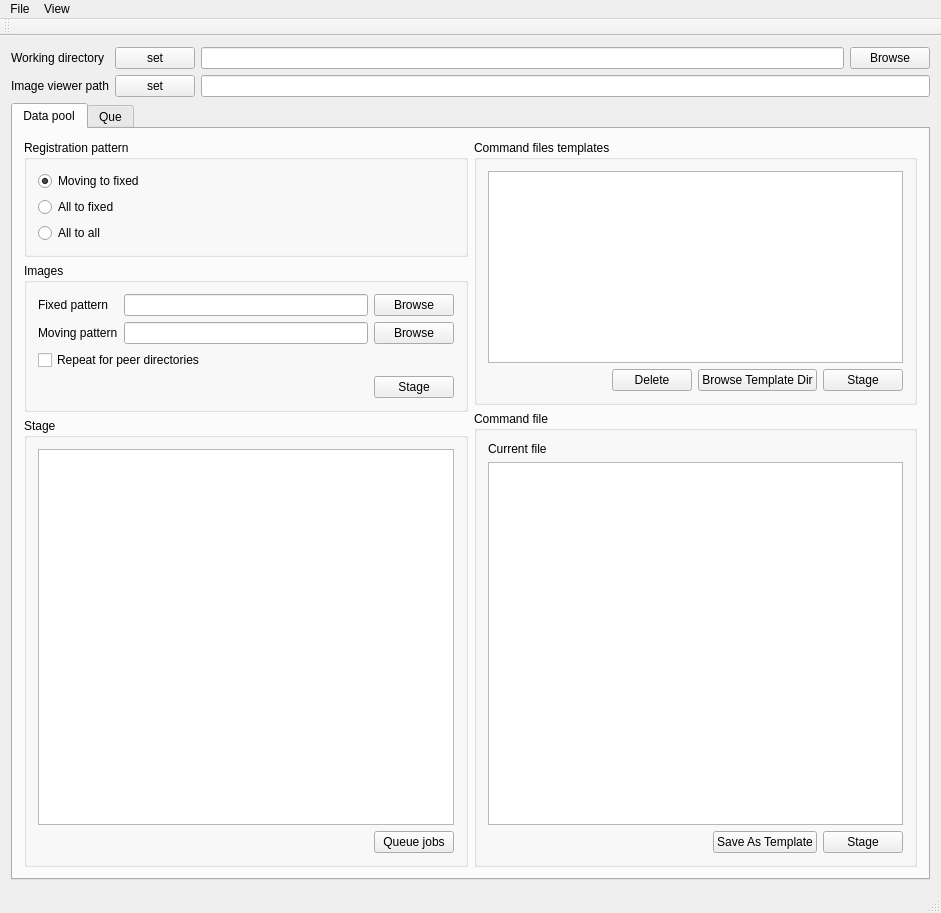
First picture: the form in src/plastimatch/standalone/register_gui.ui, repository simonoxen/plastimatch, before the edit.
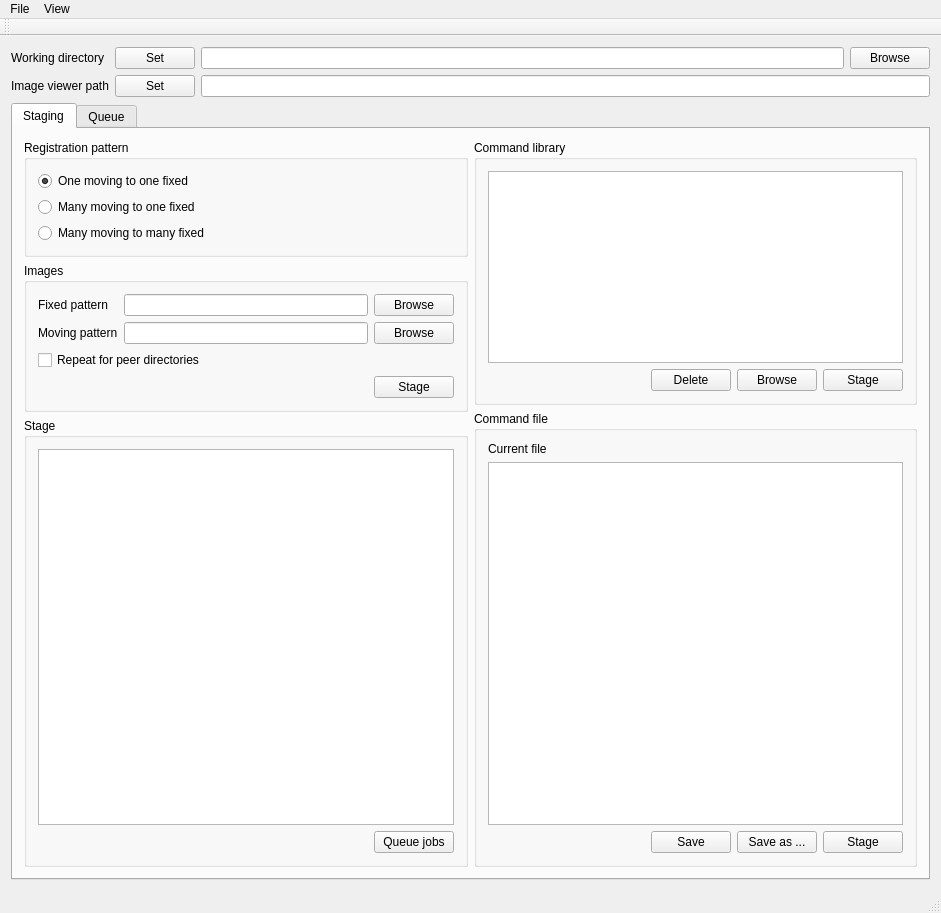
Second picture: the form after the edit.

Commit message: Harmonize some naming of ui components

Diff of the .ui file:
```diff
--- a/src/plastimatch/standalone/register_gui.ui
+++ b/src/plastimatch/standalone/register_gui.ui
@@ -36,7 +36,7 @@
         <item>
          <widget class="QPushButton" name="pushButton_SetViewerPath">
           <property name="text">
-           <string>set</string>
+           <string>Set</string>
           </property>
          </widget>
         </item>
@@ -50,7 +50,7 @@
         <item>
          <widget class="QPushButton" name="pushButton_SetDefaultDir">
           <property name="text">
-           <string>set</string>
+           <string>Set</string>
           </property>
          </widget>
         </item>
@@ -77,7 +77,7 @@
         </property>
         <widget class="QWidget" name="tab">
          <attribute name="title">
-          <string>Data pool</string>
+          <string>Staging</string>
          </attribute>
          <layout class="QHBoxLayout" name="horizontalLayout_2">
           <item>
@@ -93,7 +93,7 @@
                  <item>
                   <widget class="QRadioButton" name="radioButton_m2f">
                    <property name="text">
-                    <string>Moving to fixed</string>
+                    <string>One moving to one fixed</string>
                    </property>
                    <property name="checked">
                     <bool>true</bool>
@@ -106,7 +106,7 @@
                  <item>
                   <widget class="QRadioButton" name="radioButton_a2f">
                    <property name="text">
-                    <string>All to fixed</string>
+                    <string>Many moving to one fixed</string>
                    </property>
                    <attribute name="buttonGroup">
                     <string notr="true">buttonGroup_actionPattern</string>
@@ -116,7 +116,7 @@
                  <item>
                   <widget class="QRadioButton" name="radioButton_a2a">
                    <property name="text">
-                    <string>All to all</string>
+                    <string>Many moving to many fixed</string>
                    </property>
                    <attribute name="buttonGroup">
                     <string notr="true">buttonGroup_actionPattern</string>
@@ -256,7 +256,7 @@
             <item>
              <widget class="QGroupBox" name="groupBox_CommandTemplate">
               <property name="title">
-               <string>Command files templates</string>
+               <string>Command library</string>
               </property>
               <layout class="QVBoxLayout" name="verticalLayout_4">
                <item>
@@ -300,7 +300,7 @@
                  <item>
                   <widget class="QPushButton" name="pushButtonBrowseTemplateDir">
                    <property name="text">
-                    <string>Browse Template Dir</string>
+                    <string>Browse</string>
                    </property>
                   </widget>
                  </item>
@@ -366,12 +366,19 @@
                  <item>
                   <widget class="QPushButton" name="pushButton_SaveCommandAsTemplate">
                    <property name="text">
-                    <string>Save As Template</string>
+                    <string>Save</string>
                    </property>
                   </widget>
                  </item>
                  <item>
-                  <widget class="QPushButton" name="pushButton_SaveCommandText">
+                  <widget class="QPushButton" name="pushButton_CommandFileSaveAs">
+                   <property name="text">
+                    <string>Save as ...</string>
+                   </property>
+                  </widget>
+                 </item>
+                 <item>
+                  <widget class="QPushButton" name="pushButton_CommandFileStage">
                    <property name="text">
                     <string>Stage</string>
                    </property>
@@ -388,7 +395,7 @@
         </widget>
         <widget class="QWidget" name="tab_2">
          <attribute name="title">
-          <string>Que</string>
+          <string>Queue</string>
          </attribute>
          <layout class="QHBoxLayout" name="horizontalLayout_8">
           <item>
```
Left out of the diff: 130 changed lines with no effect on the pictures. The commit also changes 2 other files.
